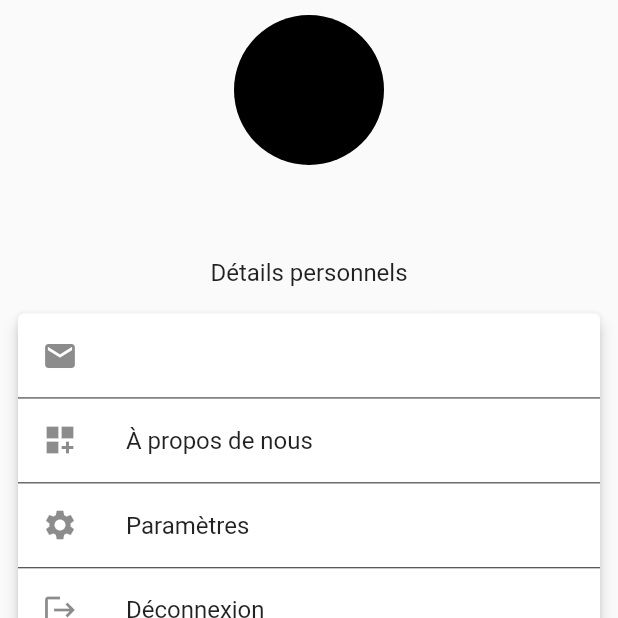
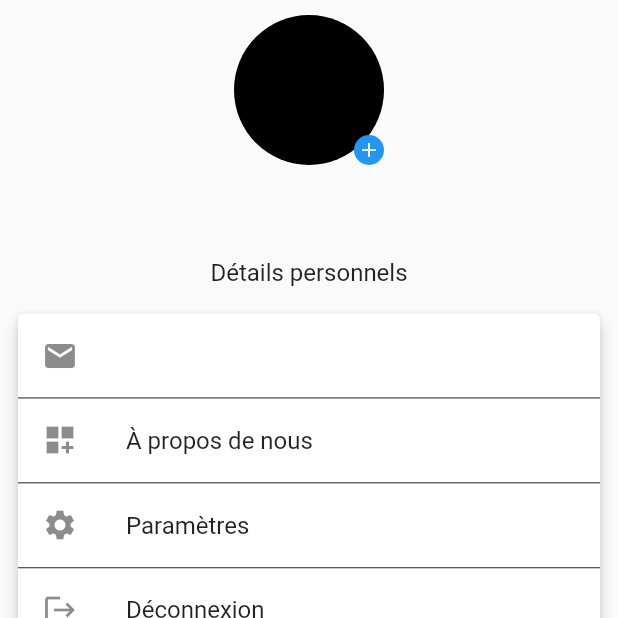
Before and after one commit to hadhamiabidi/my_first_project, a Flutter app: the ProfilePage screen opened by its route, on a phone screen of 412 x 824 dp, the top half of it. Run offline on Flutter 3.47's test engine with Material 2 defaults, Android fonts, the light colour scheme and no system bars; our stand-ins replace cloud_firestore, emoji_picker_flutter, firebase_auth, firebase_core, firebase_storage, get and 3 more; accounts and stored records are empty.

Commit message:
fix issues

```diff
--- a/lib/controllers/dashboard_controller.dart
+++ b/lib/controllers/dashboard_controller.dart
@@ -25,7 +25,6 @@ class DashboardController extends GetxController {
       }
     }
   }
-
 
   void goToPage(int index) {
     switch (index) {
--- a/lib/controllers/onboarding_controller.dart
+++ b/lib/controllers/onboarding_controller.dart
@@ -35,10 +35,10 @@ class OnboardingController extends GetxController with BaseController {
 
           if (isDriver) {
             // Navigate to the driver dashboard
-            Get.offNamed(AppRoutes.bottomNavigation);
+            Get.offAllNamed(AppRoutes.bottomNavigation);
           } else {
             // Navigate to the client dashboard
-            Get.offNamed(AppRoutes.dashboard);
+            Get.offAllNamed(AppRoutes.dashboard);
           }
           hideLoading();
         } else {
@@ -48,7 +48,7 @@ class OnboardingController extends GetxController with BaseController {
         // Handle the error
       }
     } else {
-      Get.offNamed(AppRoutes.login);
+      Get.offAllNamed(AppRoutes.login);
     }
   }
   List<OnboardingInfo> onboardingPages = [
--- a/lib/models/user.dart
+++ b/lib/models/user.dart
@@ -4,6 +4,7 @@ class UserModel {
   final String firstName;
   final String lastName;
   final bool isDriver;
+  final String profilePictureUrl; // New field
 
   UserModel({
     required this.uid,
@@ -11,6 +12,7 @@ class UserModel {
     required this.firstName,
     required this.lastName,
     required this.isDriver,
+    required this.profilePictureUrl, // New field
   });
 
   factory UserModel.fromJson(Map<String, dynamic> json) {
@@ -20,8 +22,10 @@ class UserModel {
       firstName: json['firstName'] ?? '',
       lastName: json['lastName'] ?? '',
       isDriver: json['isDriver'] ?? false,
+      profilePictureUrl: json['profilePictureUrl'] ?? '', // New field
     );
   }
+
   static UserModel empty() {
     return UserModel(
       uid: '',
@@ -29,6 +33,7 @@ class UserModel {
       firstName: '',
       lastName: '',
       isDriver: false,
+      profilePictureUrl: '', // New field
     );
   }
 }
--- a/lib/views/profile_page.dart
+++ b/lib/views/profile_page.dart
@@ -14,11 +14,11 @@ class ProfilePage extends StatelessWidget {
         child: Obx(() => Column(
           children: [
             _buildHeader(_controller),
-            SizedBox(height: 10),
+            const SizedBox(height: 10),
             _buildProfileName(context, _controller.currentUser.value.firstName + " " + _controller.currentUser.value.lastName),
-            SizedBox(height: 14),
+            const SizedBox(height: 14),
             _buildHeading(context, "Détails personnels"),
-            SizedBox(height: 6),
+            const SizedBox(height: 6),
             _buildDetailsCard(_controller),
           ],
         )),
@@ -33,27 +33,61 @@ Widget _buildHeader(ProfileController controller) {
   final String initials = (firstName.isNotEmpty ? firstName[0] : '') +
       (lastName.isNotEmpty ? lastName[0] : '');
 
+  final String profilePictureUrl = controller.currentUser.value.profilePictureUrl;
+
   return Row(
     mainAxisAlignment: MainAxisAlignment.center,
     children: [
       Padding(
         padding: const EdgeInsets.all(10.0),
-        child: CircleAvatar(
+        child: Stack(
+          children: [
+            CircleAvatar(
               backgroundColor: Colors.black,
               radius: 50,
-          child: Text(
+              child: profilePictureUrl != null && profilePictureUrl.isNotEmpty
+                  ? ClipOval(
+                child: Image.network(
+                  profilePictureUrl,
+                  width: 100,
+                  height: 100,
+                  fit: BoxFit.cover,
+                ),
+              )
+                  : Text(
                 initials.toUpperCase(),
-            style: TextStyle(
+                style: const TextStyle(
                   color: Colors.white,
                   fontSize: 30,
                   fontWeight: FontWeight.bold,
                 ),
               ),
             ),
+            Positioned(
+              bottom: 0,
+              right: 0,
+              child: GestureDetector(
+                onTap: () {
+                  controller.addPicture();
+                },
+                child: const CircleAvatar(
+                  radius: 10,
+                  backgroundColor: Colors.blue,
+                  child: Icon(
+                    Icons.add,
+                    size: 16,
+                    color: Colors.white,
+                  ),
+                ),
+              ),
+            ),
+          ],
+        ),
       ),
     ],
   );
 }
+
 
 Widget _buildProfileName(BuildContext context, String name) {
   return Container(
@@ -61,7 +95,7 @@ Widget _buildProfileName(BuildContext context, String name) {
     child: Center(
       child: Text(
         name,
-        style: TextStyle(
+        style: const TextStyle(
           color: Colors.black,
           fontSize: 24,
           fontWeight: FontWeight.w800,
@@ -77,7 +111,7 @@ Widget _buildHeading(BuildContext context, String heading) {
     child: Center(
       child: Text(
         heading,
-        style: TextStyle(fontSize: 16),
+        style: const TextStyle(fontSize: 16),
       ),
     ),
   );
@@ -94,16 +128,16 @@ Widget _buildDetailsCard(ProfileController controller) {
             leading: Icon(Icons.email),
             title: Text(FirebaseAuth.instance.currentUser!.email!),
           ),
-          Divider(
+          const Divider(
             height: 0.6,
             color: Colors.black87,
           ),
           ListTile(
             leading: Icon(Icons.dashboard_customize),
-            title: Text("À propos de nous"),
+            title: const Text("À propos de nous"),
             onTap: () => controller.goToAboutUs(),
           ),
-          Divider(
+          const Divider(
             height: 0.6,
             color: Colors.black87,
           ),
@@ -112,7 +146,7 @@ Widget _buildDetailsCard(ProfileController controller) {
             title: Text("Paramètres"),
             onTap: () => controller.goToSettings(),
           ),
-          Divider(
+          const Divider(
             height: 0.6,
             color: Colors.black87,
           ),
--- a/pubspec.yaml
+++ b/pubspec.yaml
@@ -47,6 +47,7 @@ dependencies:
   geocoding: ^2.1.0
   intl: ^0.18.1
   emoji_picker_flutter: ^1.6.0
+  image_picker: ^0.8.9
 
 dev_dependencies:
   flutter_test:
```
Also changed, not shown: lib/controllers/claims_controller.dart (+97 -0 lines), lib/controllers/order_details_controller.dart (+51 -43 lines), lib/controllers/profile_controller.dart (+36 -2 lines), lib/models/claim_model.dart (+9 -0 lines), lib/views/all_orders_page.dart (+25 -3 lines), lib/views/chat_page.dart (+10 -2 lines), lib/views/claim_page.dart (+20 -14 lines), lib/views/conversation_page.dart (+54 -93 lines), pubspec.lock, 5 other files. Lines whose indentation alone changed are shown as unchanged.
